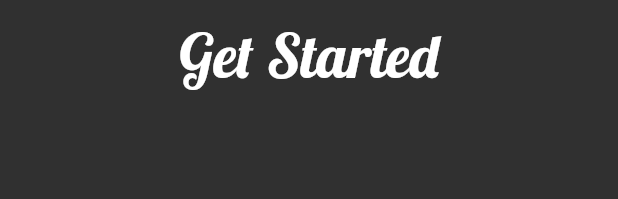
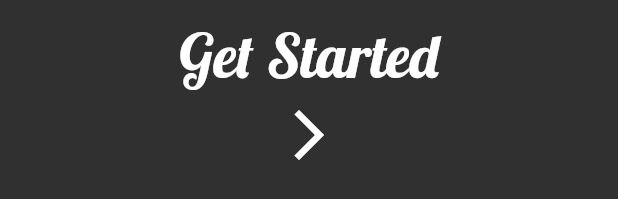
Before and after one commit to AdeoluwaO/pixely, a Flutter app: the FoodWidget widget shown alone on an empty page, opened directly, on a phone screen of 412 x 824 dp. Shown: the part 909-1108 px from the top of the screen. Run offline on Flutter 3.47's test engine with Material 2 defaults, Android fonts, the phone set to English and light mode, and no system bars; our stand-ins replace google_fonts, lottie; missing offline and left inert: tmdb_api.

Commit message:
Added icon button

```diff
--- a/lib/design-system/customtext/subtext.dart
+++ b/lib/design-system/customtext/subtext.dart
@@ -9,7 +9,7 @@ class SubText extends StatelessWidget {
   @override
   Widget build(BuildContext context) {
     return Text(
-      'Testing',
+      text,
       style: GoogleFonts.caveat(
         textStyle: TextStyle(fontSize: size),
       ),
--- a/lib/onboarding/food_widget.dart
+++ b/lib/onboarding/food_widget.dart
@@ -30,7 +30,22 @@ class FoodWidget extends StatelessWidget {
                     child: Container(
                         margin: EdgeInsetsDirectional.only(
                             top: MediaQuery.of(context).size.height * 0.15),
-                        child: const HeadlineText(text: 'Get Started')),
+                        child: Column(
+                          children: [
+                            const HeadlineText(text: 'Get Started'),
+                            IconButton(
+                                iconSize: 40,
+                                onPressed: () {
+                                  Navigator.push(
+                                    context,
+                                    MaterialPageRoute(
+                                      builder: (context) => const Home(),
+                                    ),
+                                  );
+                                },
+                                icon: Icon(Icons.arrow_forward_ios))
+                          ],
+                        )),
                   ),
                 ],
               ),
--- a/lib/onboarding/movies_widget.dart
+++ b/lib/onboarding/movies_widget.dart
@@ -28,7 +28,7 @@ class MovieWidget extends StatelessWidget {
                   Center(
                     child: SubText(
                       text: 'Best series and Tv Shows',
-                      size: 16.0,
+                      size: 19,
                     ),
                   ),
                 ],
--- a/lib/onboarding/speakers_widget.dart
+++ b/lib/onboarding/speakers_widget.dart
@@ -3,6 +3,7 @@ import 'package:flutter/material.dart';
 // local imports
 import './onboarding_widget.dart';
 import '../design-system/customtext/headline_text.dart';
+import '../design-system/customtext/subtext.dart';
 
 class SpeakerWidget extends StatelessWidget {
   const SpeakerWidget({Key? key}) : super(key: key);
@@ -23,10 +24,7 @@ class SpeakerWidget extends StatelessWidget {
               child: Center(
                 child: Column(children: const [
                   HeadlineText(text: 'Audios for the mood'),
-                  Text(
-                    'you can sleep on a beat \nall your faves are here!!!',
-                    style: TextStyle(fontSize: 15),
-                  )
+                  SubText(size: 18, text: 'All your faves are here')
                 ]),
               ),
             ),
```
Also changed, not shown: lib/screens/home_screen.dart (+3 -12 lines).
